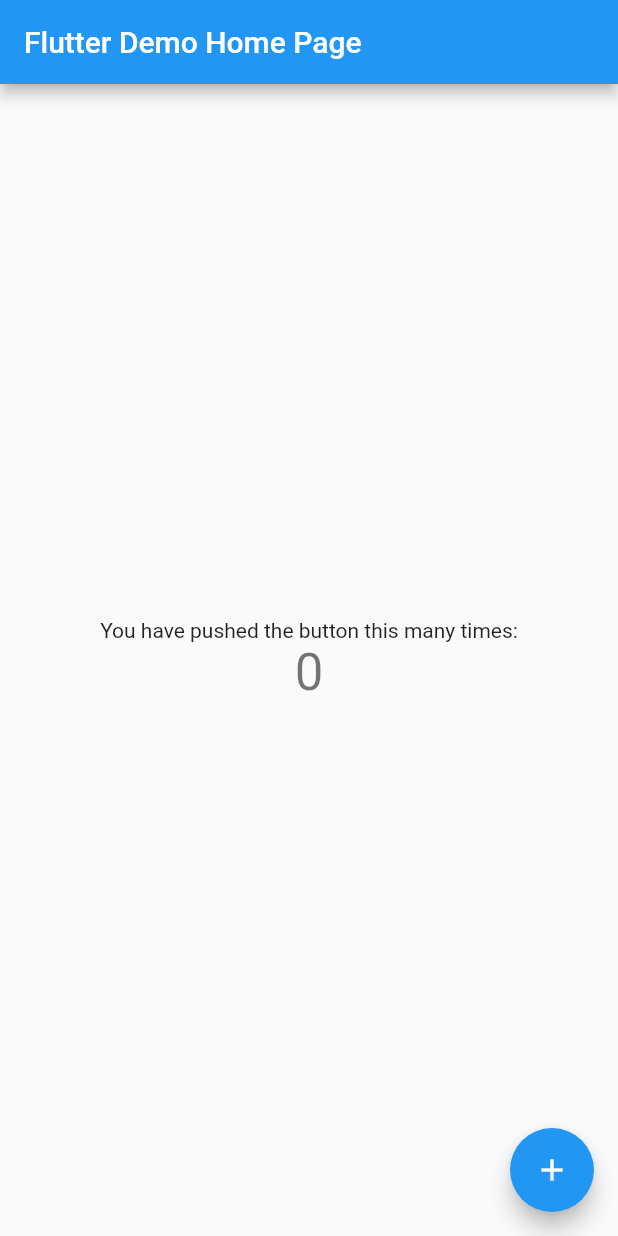
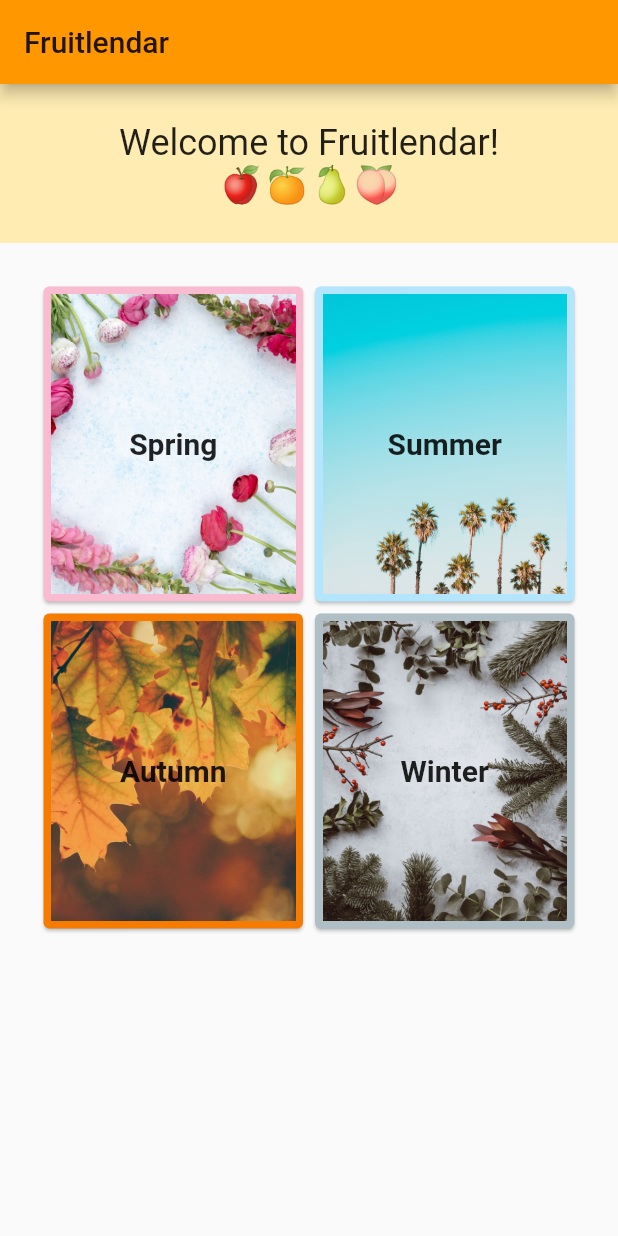
Before and after one commit to jennclee/fruitlendar, a Flutter app: the screen it shows after launch, on a phone screen of 412 x 824 dp. Run offline on Flutter 3.47's test engine with Material 2 defaults, Android fonts, the phone set to English and light mode, and no system bars.

Commit message:
Create homepage season grid (#2)
* Create hero section
* Create grid widget for season cards
* Create season interface

```diff
--- /dev/null
+++ b/lib/hero.dart
@@ -0,0 +1,16 @@
+import 'package:flutter/material.dart';
+
+Widget heroSection = Row(children: [
+  Expanded(
+      child: Container(
+          padding: const EdgeInsets.all(25.0),
+          color: Colors.amber[100],
+          child: Text(
+            'Welcome to Fruitlendar! \n🍎🍊🍐🍑',
+            textAlign: TextAlign.center,
+            style: TextStyle(
+              fontSize: 24,
+              color: Colors.black87,
+            ),
+          )))
+]);
--- /dev/null
+++ b/lib/image_card.dart
@@ -0,0 +1,40 @@
+import 'package:flutter/material.dart';
+import 'models/season.dart';
+
+class ImageCard extends StatelessWidget {
+  final SeasonModel season;
+
+  ImageCard(this.season);
+
+  @override
+  Widget build(BuildContext context) {
+    return Card(
+      color: season.mainColor,
+      child: InkWell(
+        splashColor: season.mainColor.withAlpha(30),
+        onTap: () {
+          print('hello');
+        },
+        child: Container(
+          height: 200,
+          alignment: Alignment.center,
+          decoration: new BoxDecoration(
+            image: new DecorationImage(
+              image: new AssetImage(season.imageLink),
+              fit: BoxFit.cover,
+            ),
+          ),
+          child: new Text(
+            season.name,
+            style: new TextStyle(
+              fontWeight: FontWeight.bold,
+              fontSize: 20,
+              color: Colors.black87,
+            ),
+          ),
+          margin: const EdgeInsets.all(5),
+        ),
+      ),
+    );
+  }
+}
--- a/lib/main.dart
+++ b/lib/main.dart
@@ -1,117 +1,41 @@
 import 'package:flutter/material.dart';
+import 'hero.dart';
+import 'season_grid.dart';
 
 void main() {
   runApp(MyApp());
 }
 
 class MyApp extends StatelessWidget {
-  // This widget is the root of your application.
+  static const String _title = 'Fruitlendar';
+
   @override
   Widget build(BuildContext context) {
     return MaterialApp(
-      title: 'Flutter Demo',
+      title: _title,
       theme: ThemeData(
-        // This is the theme of your application.
-        //
-        // Try running your application with "flutter run". You'll see the
-        // application has a blue toolbar. Then, without quitting the app, try
-        // changing the primarySwatch below to Colors.green and then invoke
-        // "hot reload" (press "r" in the console where you ran "flutter run",
-        // or simply save your changes to "hot reload" in a Flutter IDE).
-        // Notice that the counter didn't reset back to zero; the application
-        // is not restarted.
-        primarySwatch: Colors.blue,
-        // This makes the visual density adapt to the platform that you run
-        // the app on. For desktop platforms, the controls will be smaller and
-        // closer together (more dense) than on mobile platforms.
-        visualDensity: VisualDensity.adaptivePlatformDensity,
+        primarySwatch: Colors.orange,
+        accentColor: Colors.lightGreen[300],
       ),
-      home: MyHomePage(title: 'Flutter Demo Home Page'),
+      home: MyHomePage(title: _title),
     );
   }
 }
 
-class MyHomePage extends StatefulWidget {
+class MyHomePage extends StatelessWidget {
   MyHomePage({Key key, this.title}) : super(key: key);
-
-  // This widget is the home page of your application. It is stateful, meaning
-  // that it has a State object (defined below) that contains fields that affect
-  // how it looks.
-
-  // This class is the configuration for the state. It holds the values (in this
-  // case the title) provided by the parent (in this case the App widget) and
-  // used by the build method of the State. Fields in a Widget subclass are
-  // always marked "final".
-
   final String title;
 
   @override
-  _MyHomePageState createState() => _MyHomePageState();
-}
-
-class _MyHomePageState extends State<MyHomePage> {
-  int _counter = 0;
-
-  void _incrementCounter() {
-    setState(() {
-      // This call to setState tells the Flutter framework that something has
-      // changed in this State, which causes it to rerun the build method below
-      // so that the display can reflect the updated values. If we changed
-      // _counter without calling setState(), then the build method would not be
-      // called again, and so nothing would appear to happen.
-      _counter++;
-    });
-  }
-
-  @override
   Widget build(BuildContext context) {
-    // This method is rerun every time setState is called, for instance as done
-    // by the _incrementCounter method above.
-    //
-    // The Flutter framework has been optimized to make rerunning build methods
-    // fast, so that you can just rebuild anything that needs updating rather
-    // than having to individually change instances of widgets.
     return Scaffold(
       appBar: AppBar(
-        // Here we take the value from the MyHomePage object that was created by
-        // the App.build method, and use it to set our appbar title.
-        title: Text(widget.title),
+        title: Text(this.title),
       ),
-      body: Center(
-        // Center is a layout widget. It takes a single child and positions it
-        // in the middle of the parent.
-        child: Column(
-          // Column is also a layout widget. It takes a list of children and
-          // arranges them vertically. By default, it sizes itself to fit its
-          // children horizontally, and tries to be as tall as its parent.
-          //
-          // Invoke "debug painting" (press "p" in the console, choose the
-          // "Toggle Debug Paint" action from the Flutter Inspector in Android
-          // Studio, or the "Toggle Debug Paint" command in Visual Studio Code)
-          // to see the wireframe for each widget.
-          //
-          // Column has various properties to control how it sizes itself and
-          // how it positions its children. Here we use mainAxisAlignment to
-          // center the children vertically; the main axis here is the vertical
-          // axis because Columns are vertical (the cross axis would be
-          // horizontal).
-          mainAxisAlignment: MainAxisAlignment.center,
-          children: <Widget>[
-            Text(
-              'You have pushed the button this many times:',
-            ),
-            Text(
-              '$_counter',
-              style: Theme.of(context).textTheme.headline4,
-            ),
-          ],
-        ),
-      ),
-      floatingActionButton: FloatingActionButton(
-        onPressed: _incrementCounter,
-        tooltip: 'Increment',
-        child: Icon(Icons.add),
-      ), // This trailing comma makes auto-formatting nicer for build methods.
+      body: Column(children: [
+        heroSection,
+        SeasonGrid(),
+      ]),
     );
   }
 }
--- /dev/null
+++ b/lib/models/season.dart
@@ -0,0 +1,21 @@
+import 'package:flutter/material.dart';
+
+class SeasonModel {
+  final String name;
+  final Color mainColor;
+  final String imageLink;
+
+  SeasonModel(this.name, this.mainColor, this.imageLink);
+}
+
+final springModel = new SeasonModel(
+    'Spring', Colors.pink[100], 'images/spring-border-unsplash.jpg');
+
+final summerModel = new SeasonModel(
+    'Summer', Colors.lightBlue[100], 'images/summer-border-unsplash.jpg');
+
+final autumnModel =
+    new SeasonModel('Autumn', Colors.orange[700], 'images/autumn-unsplash.jpg');
+
+final winterModel = new SeasonModel(
+    'Winter', Colors.blueGrey[200], 'images/winter-border-unsplash.jpg');
--- /dev/null
+++ b/lib/season_grid.dart
@@ -0,0 +1,21 @@
+import 'package:flutter/material.dart';
+import 'image_card.dart';
+import 'models/season.dart';
+
+class SeasonGrid extends StatelessWidget {
+  @override
+  Widget build(BuildContext context) {
+    return Container(
+        padding: const EdgeInsets.all(25),
+        child: Column(children: [
+          Row(children: [
+            Expanded(child: new ImageCard(springModel)),
+            Expanded(child: new ImageCard(summerModel))
+          ]),
+          Row(children: [
+            Expanded(child: new ImageCard(autumnModel)),
+            Expanded(child: new ImageCard(winterModel))
+          ]),
+        ]));
+  }
+}
```
Also changed, not shown: pubspec.yaml (+7 -6 lines), images/autumn-unsplash.jpg (added), images/spring-border-unsplash.jpg (added), images/summer-border-unsplash.jpg (added), images/winter-border-unsplash.jpg (added).
